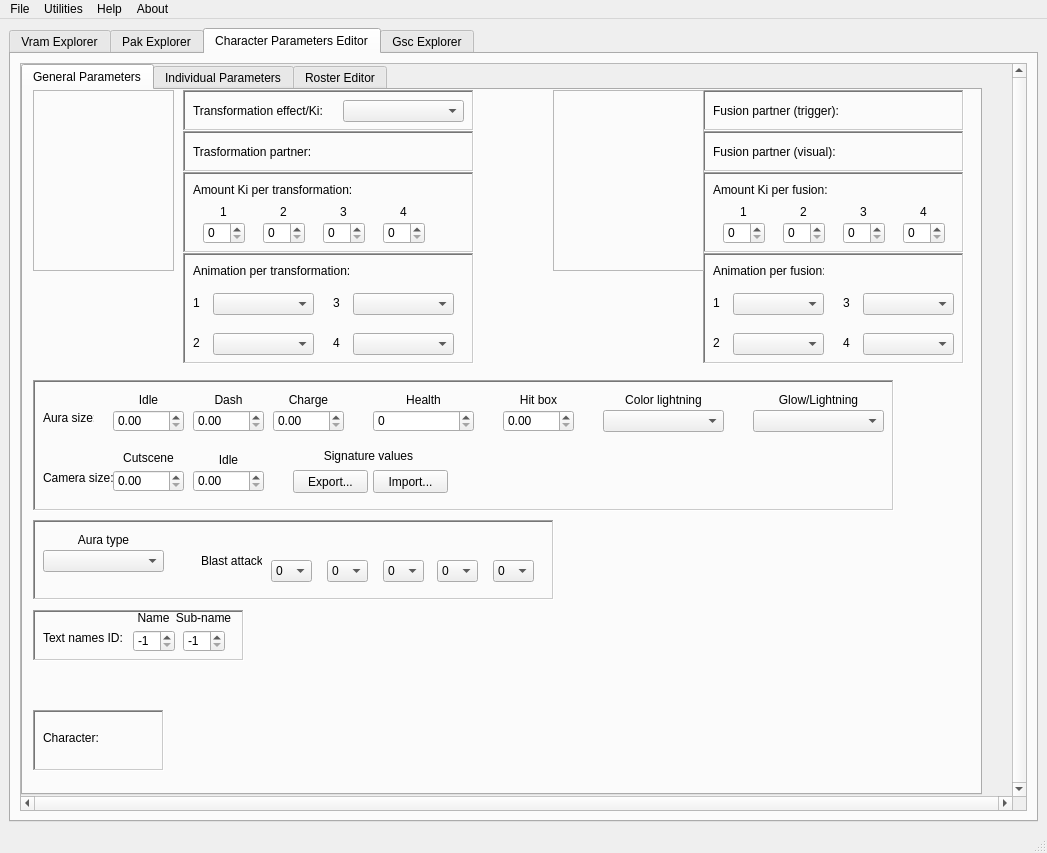
Above: lib/design/Raging_Tools/Raging_Tools.ui from adsl14/Raging-tools before the change. Below: the same form after it.
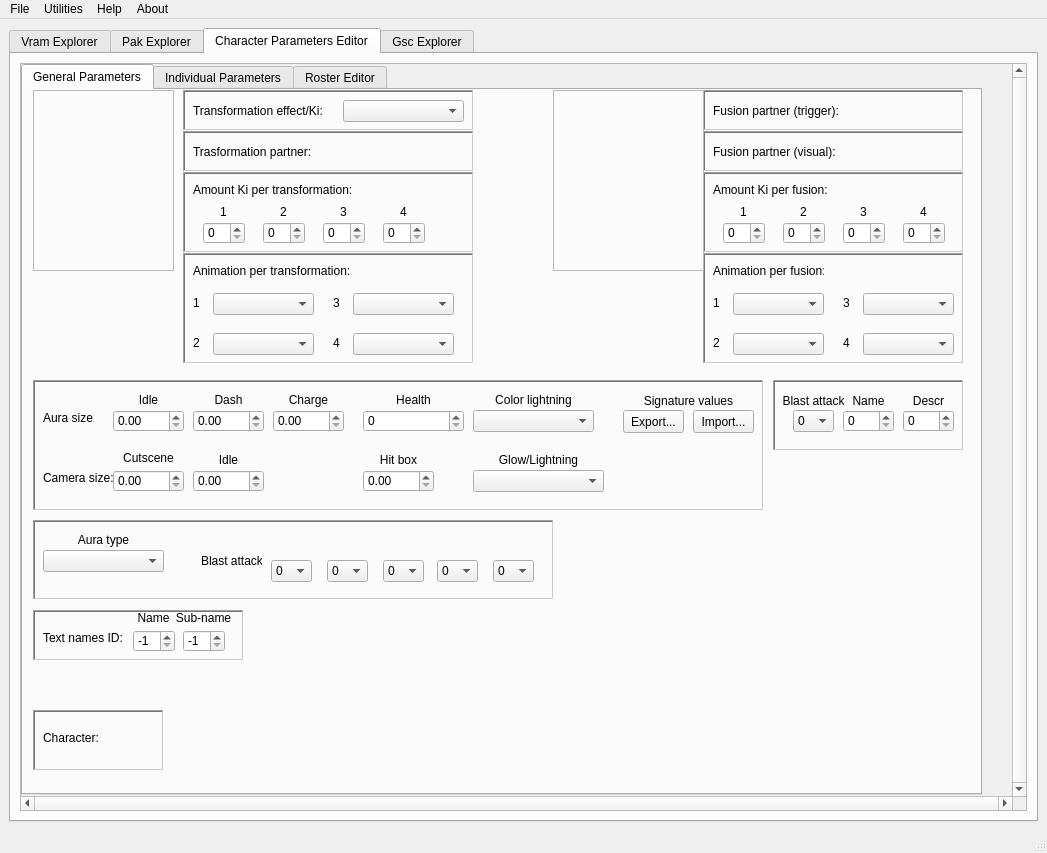
That is the form after the change. The open tabs and pages were chosen to show the change. Icons and pictures are not drawn.

Commit message: Blast attacks ID text and description in pause menu can now be changed

The edit to the form file:
```diff
--- a/lib/design/Raging_Tools/Raging_Tools.ui
+++ b/lib/design/Raging_Tools/Raging_Tools.ui
@@ -2292,7 +2292,7 @@
                <rect>
                 <x>10</x>
                 <y>290</y>
-                <width>861</width>
+                <width>731</width>
                 <height>131</height>
                </rect>
               </property>
@@ -2509,7 +2509,7 @@
               <widget class="QDoubleSpinBox" name="health_value">
                <property name="geometry">
                 <rect>
-                 <x>340</x>
+                 <x>330</x>
                  <y>30</y>
                  <width>101</width>
                  <height>22</height>
@@ -2534,7 +2534,7 @@
               <widget class="QLabel" name="health_text">
                <property name="geometry">
                 <rect>
-                 <x>340</x>
+                 <x>330</x>
                  <y>10</y>
                  <width>101</width>
                  <height>20</height>
@@ -2553,8 +2553,8 @@
               <widget class="QDoubleSpinBox" name="hit_box_value">
                <property name="geometry">
                 <rect>
-                 <x>470</x>
-                 <y>30</y>
+                 <x>330</x>
+                 <y>90</y>
                  <width>71</width>
                  <height>22</height>
                 </rect>
@@ -2572,8 +2572,8 @@
               <widget class="QLabel" name="hit_box_text">
                <property name="geometry">
                 <rect>
-                 <x>470</x>
-                 <y>10</y>
+                 <x>330</x>
+                 <y>70</y>
                  <width>71</width>
                  <height>20</height>
                 </rect>
@@ -2591,7 +2591,7 @@
               <widget class="QComboBox" name="color_lightning_value">
                <property name="geometry">
                 <rect>
-                 <x>570</x>
+                 <x>440</x>
                  <y>30</y>
                  <width>121</width>
                  <height>22</height>
@@ -2604,7 +2604,7 @@
               <widget class="QLabel" name="color_lightning_text">
                <property name="geometry">
                 <rect>
-                 <x>570</x>
+                 <x>440</x>
                  <y>10</y>
                  <width>121</width>
                  <height>20</height>
@@ -2623,8 +2623,8 @@
               <widget class="QComboBox" name="glow_lightning_value">
                <property name="geometry">
                 <rect>
-                 <x>720</x>
-                 <y>30</y>
+                 <x>440</x>
+                 <y>90</y>
                  <width>131</width>
                  <height>22</height>
                 </rect>
@@ -2636,8 +2636,8 @@
               <widget class="QLabel" name="glow_lightning_text">
                <property name="geometry">
                 <rect>
-                 <x>720</x>
-                 <y>10</y>
+                 <x>440</x>
+                 <y>70</y>
                  <width>131</width>
                  <height>20</height>
                 </rect>
@@ -2655,9 +2655,9 @@
               <widget class="QPushButton" name="signature_parameters_import">
                <property name="geometry">
                 <rect>
-                 <x>340</x>
-                 <y>90</y>
-                 <width>75</width>
+                 <x>660</x>
+                 <y>30</y>
+                 <width>61</width>
                  <height>23</height>
                 </rect>
                </property>
@@ -2668,10 +2668,10 @@
               <widget class="QLabel" name="signature_parameters_text">
                <property name="geometry">
                 <rect>
-                 <x>260</x>
-                 <y>60</y>
-                 <width>151</width>
-                 <height>31</height>
+                 <x>590</x>
+                 <y>10</y>
+                 <width>131</width>
+                 <height>21</height>
                 </rect>
                </property>
                <property name="toolTip">
@@ -2687,9 +2687,9 @@
               <widget class="QPushButton" name="signature_parameters_export">
                <property name="geometry">
                 <rect>
-                 <x>260</x>
-                 <y>90</y>
-                 <width>75</width>
+                 <x>590</x>
+                 <y>30</y>
+                 <width>61</width>
                  <height>23</height>
                 </rect>
                </property>
@@ -3269,6 +3269,203 @@
                </property>
               </widget>
              </widget>
+             <widget class="QFrame" name="move_list_blast_exp_table_frame">
+              <property name="geometry">
+               <rect>
+                <x>750</x>
+                <y>290</y>
+                <width>191</width>
+                <height>71</height>
+               </rect>
+              </property>
+              <property name="frameShape">
+               <enum>QFrame::WinPanel</enum>
+              </property>
+              <property name="frameShadow">
+               <enum>QFrame::Sunken</enum>
+              </property>
+              <widget class="QComboBox" name="blast_attack_id_value">
+               <property name="geometry">
+                <rect>
+                 <x>20</x>
+                 <y>30</y>
+                 <width>41</width>
+                 <height>22</height>
+                </rect>
+               </property>
+               <property name="currentText">
+                <string>0</string>
+               </property>
+               <property name="currentIndex">
+                <number>0</number>
+               </property>
+               <item>
+                <property name="text">
+                 <string>0</string>
+                </property>
+               </item>
+               <item>
+                <property name="text">
+                 <string>1</string>
+                </property>
+               </item>
+               <item>
+                <property name="text">
+                 <string>2</string>
+                </property>
+               </item>
+               <item>
+                <property name="text">
+                 <string>3</string>
+                </property>
+               </item>
+               <item>
+                <property name="text">
+                 <string>4</string>
+                </property>
+               </item>
+               <item>
+                <property name="text">
+                 <string>5</string>
+                </property>
+               </item>
+               <item>
+                <property name="text">
+                 <string>6</string>
+                </property>
+               </item>
+               <item>
+                <property name="text">
+                 <string>7</string>
+                </property>
+               </item>
+               <item>
+                <property name="text">
+                 <string>8</string>
+                </property>
+               </item>
+               <item>
+                <property name="text">
+                 <string>9</string>
+                </property>
+               </item>
+               <item>
+                <property name="text">
+                 <string>10</string>
+                </property>
+               </item>
+               <item>
+                <property name="text">
+                 <string>11</string>
+                </property>
+               </item>
+               <item>
+                <property name="text">
+                 <string>12</string>
+                </property>
+               </item>
+               <item>
+                <property name="text">
+                 <string>13</string>
+                </property>
+               </item>
+              </widget>
+              <widget class="QLabel" name="blast_attack_id_text">
+               <property name="geometry">
+                <rect>
+                 <x>10</x>
+                 <y>10</y>
+                 <width>61</width>
+                 <height>21</height>
+                </rect>
+               </property>
+               <property name="toolTip">
+                <string>&lt;html&gt;&lt;head/&gt;&lt;body&gt;&lt;p&gt;Select the ID text for the name and description that the character will use for a blast attack in &lt;span style=&quot; font-weight:600;&quot;&gt;pause menu&lt;/span&gt;.&lt;/p&gt;&lt;p&gt;If you want to know for an ID text, what name is currently written, you can check it in the &lt;span style=&quot; font-weight:600;&quot;&gt;L_Skill_XY &lt;/span&gt;folder (where &lt;span style=&quot; font-weight:600;&quot;&gt;XY&lt;/span&gt; is the language) located in &lt;span style=&quot; font-weight:600;&quot;&gt;battle_screen_main_XY_m&lt;/span&gt;. &lt;/p&gt;&lt;p&gt;For descriptions, you can check it in the &lt;span style=&quot; font-weight:600;&quot;&gt;P_blast_XY&lt;/span&gt; folder located in &lt;span style=&quot; font-weight:600;&quot;&gt;pause_menu_XY_m&lt;/span&gt;. &lt;/p&gt;&lt;p&gt;The .zpak that holds the names and descriptions is &lt;span style=&quot; font-weight:600;&quot;&gt;battle_screen_main_XY_m.zpak&lt;/span&gt; from st_pack_battle_character_pt_ps3 or st_pack_battle_character_pt_360.afs.&lt;/p&gt;&lt;/body&gt;&lt;/html&gt;</string>
+               </property>
+               <property name="text">
+                <string>Blast attack</string>
+               </property>
+               <property name="alignment">
+                <set>Qt::AlignCenter</set>
+               </property>
+              </widget>
+              <widget class="QSpinBox" name="blast_attack_name_id_value">
+               <property name="geometry">
+                <rect>
+                 <x>70</x>
+                 <y>30</y>
+                 <width>51</width>
+                 <height>22</height>
+                </rect>
+               </property>
+               <property name="minimum">
+                <number>0</number>
+               </property>
+               <property name="maximum">
+                <number>999</number>
+               </property>
+               <property name="value">
+                <number>0</number>
+               </property>
+              </widget>
+              <widget class="QSpinBox" name="blast_attack_description_id_value">
+               <property name="geometry">
+                <rect>
+                 <x>130</x>
+                 <y>30</y>
+                 <width>51</width>
+                 <height>22</height>
+                </rect>
+               </property>
+               <property name="minimum">
+                <number>0</number>
+               </property>
+               <property name="maximum">
+                <number>999</number>
+               </property>
+               <property name="value">
+                <number>0</number>
+               </property>
+              </widget>
+              <widget class="QLabel" name="blast_attack_name_id_text">
+               <property name="geometry">
+                <rect>
+                 <x>70</x>
+                 <y>10</y>
+                 <width>51</width>
+                 <height>21</height>
+                </rect>
+               </property>
+               <property name="toolTip">
+                <string>&lt;html&gt;&lt;head/&gt;&lt;body&gt;&lt;p&gt;The text ID to be used for a blast attack&lt;/p&gt;&lt;/body&gt;&lt;/html&gt;</string>
+               </property>
+               <property name="text">
+                <string>Name</string>
+               </property>
+               <property name="alignment">
+                <set>Qt::AlignCenter</set>
+               </property>
+              </widget>
+              <widget class="QLabel" name="blast_attack_description_id_text">
+               <property name="geometry">
+                <rect>
+                 <x>130</x>
+                 <y>10</y>
+                 <width>51</width>
+                 <height>21</height>
+                </rect>
+               </property>
+               <property name="toolTip">
+                <string>&lt;html&gt;&lt;head/&gt;&lt;body&gt;&lt;p&gt;The text ID to be used for the description of blast attack&lt;/p&gt;&lt;/body&gt;&lt;/html&gt;</string>
+               </property>
+               <property name="text">
+                <string>Descr</string>
+               </property>
+               <property name="alignment">
+                <set>Qt::AlignCenter</set>
+               </property>
+              </widget>
+             </widget>
             </widget>
             <widget class="QWidget" name="operate_character_xyz_m_frame">
              <attribute name="title">
```
Left out of the diff: 2 changed lines with no effect on the pictures. The commit also changes 10 other files.
